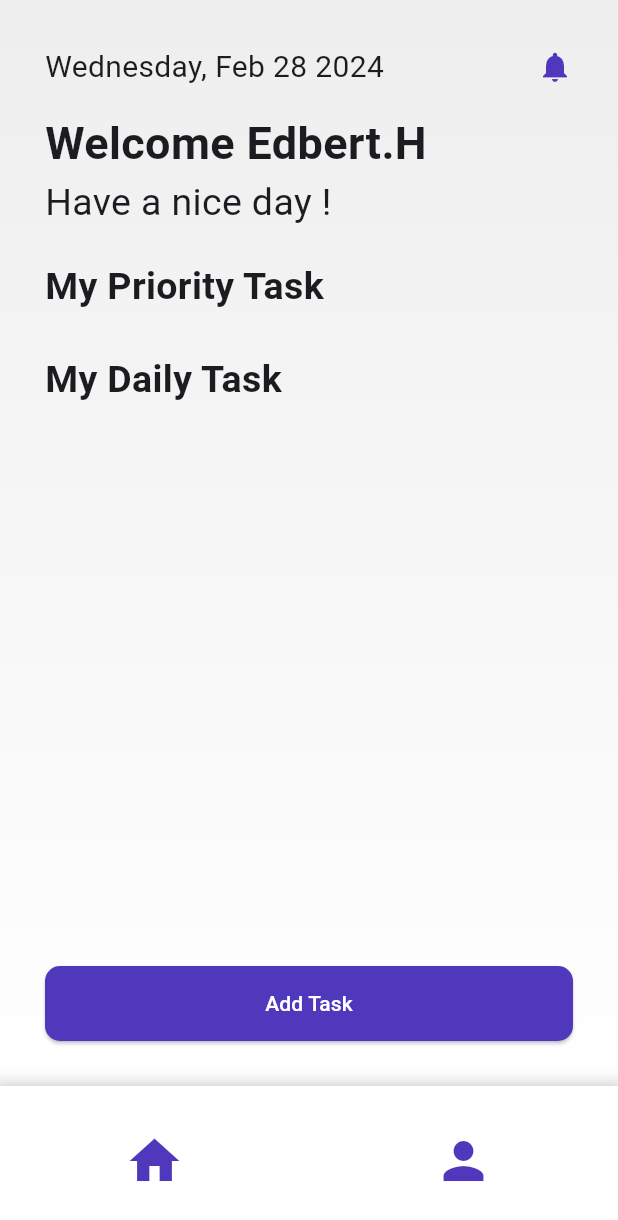
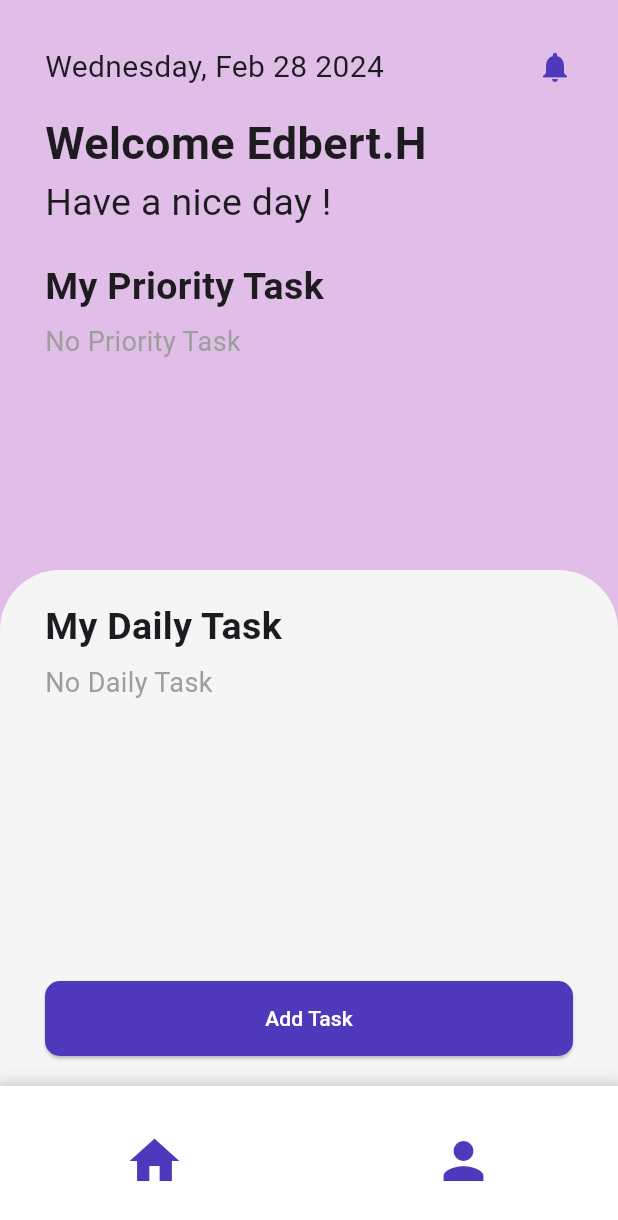
Before and after one commit to edbert2397/todo-app-flutter, a Flutter app: the screen it shows after launch, on a phone screen of 412 x 824 dp. Shown: the top 1220 px of the screen. Run offline on Flutter 3.47's test engine with Material 3 defaults, Android fonts, the phone set to English and light mode, and no system bars; our stand-ins replace font_awesome_flutter, shared_preferences.

Commit message:
change background color and modify homescreen ui

```diff
--- a/lib/home_screen.dart
+++ b/lib/home_screen.dart
@@ -70,16 +70,16 @@ class _homeScreenState extends State<homeScreen> {
   @override
   Widget build(BuildContext context) {
     return Scaffold(
-      body: Container(
+      body: SafeArea(
+        child: Container(
           decoration: BoxDecoration(
-          gradient: LinearGradient(
-            begin: Alignment.topCenter,
-            end: Alignment.bottomCenter,
-            colors: [Colors.grey.shade200,Colors.white],
+            // gradient: LinearGradient(
+            //   begin: Alignment.topCenter,
+            //   end: Alignment.bottomCenter,
+            //   colors: [Colors.grey.shade200,Colors.white],
+            // ),
+            color: Colors.purple.shade100,
           ),
-        ),
-        child: Padding(
-          padding: const EdgeInsets.symmetric(horizontal: 30,vertical: 30),
             child: Column(
 
               crossAxisAlignment: CrossAxisAlignment.start,
@@ -89,25 +89,28 @@ class _homeScreenState extends State<homeScreen> {
                 const SizedBox(height: 15),
                 buildWelcomeText(),
                 const SizedBox(height: 20,),
-                const Text("My Priority Task",
-                  style: TextStyle(
-                    fontSize: 25,
-                    fontWeight: FontWeight.bold,
+                priorityItemsList(),
+                const SizedBox(height: 15,),
+                Expanded(
+                  child: Container(
+                    padding: EdgeInsets.symmetric(horizontal: 30,vertical: 20),
+                    width: double.infinity,
+                    decoration: BoxDecoration(
+                      borderRadius: BorderRadius.only(topLeft: Radius.circular(40),topRight: Radius.circular(40)),
+                      color: Colors.grey.shade100,
                     ),
-                ),
-                const SizedBox(height: 6,),
-                priorityItems.isNotEmpty ? priorityItemsList() : Container(),
-
-                const SizedBox(height: 20,),
-                const Text("My Daily Task",
-                  style: TextStyle(
-                    fontSize: 25,
-                    fontWeight: FontWeight.bold,
-                  ),
-                ),
+                    child: Column(
+                      crossAxisAlignment: CrossAxisAlignment.start,
+                      children: [
                         dailyTaskList(),
                         const SizedBox(height: 25,),
                         buildAddTaskSection(),
+                      ]
+
+                    )
+
+                  ),
+                )
 
               ],
             ),
@@ -117,17 +120,22 @@ class _homeScreenState extends State<homeScreen> {
     );
   }
 
-  Row buildTopBar() {
-    return Row(
+  Padding buildTopBar() {
+    return Padding(
+      padding: const EdgeInsets.only(left: 30,right: 30,top: 30),
+      child: Row(
         children: [
           timeDisplay(),
           const Spacer(),
           const Icon(Icons.notifications,color: Color(0xff5038BC),)
         ],
+      ),
     );
   }
-  Column buildWelcomeText(){
-    return const Column(
+  Padding buildWelcomeText(){
+    return Padding(
+      padding: const EdgeInsets.symmetric(horizontal:30.0),
+      child: const Column(
         crossAxisAlignment: CrossAxisAlignment.start,
         children: [
           Text("Welcome Edbert.H",
@@ -143,12 +151,26 @@ class _homeScreenState extends State<homeScreen> {
             ),
           ),
         ],
+      ),
     );
   }
-  SizedBox priorityItemsList() {
-    return SizedBox(
+  Padding priorityItemsList() {
+    return Padding(
+      padding: const EdgeInsets.symmetric(horizontal:30.0),
+      child: Column(
+        crossAxisAlignment: CrossAxisAlignment.start,
+        children: [
+          const Text("My Priority Task",
+                      style: TextStyle(
+                        fontSize: 25,
+                        fontWeight: FontWeight.bold,
+                      ),
+                    ),
+          SizedBox(height: 6,),
+            SizedBox(
               height: 150,
-      child: ListView.builder(
+              child: priorityItems.length > 0 ?
+                ListView.builder(
                   scrollDirection: Axis.horizontal,
                   itemCount: priorityItems.length,
                   itemBuilder: (BuildContext context, int index) {
@@ -235,12 +257,36 @@ class _homeScreenState extends State<homeScreen> {
                       ),
                     );
                   },
+                ) :
+                Container(
+                  child: Text(
+                    "No Priority Task",
+                    style: const TextStyle(
+                      color: Colors.grey,
+                      fontSize: 18,
+                    ),
+                  ),
+                ),
+            )
+        ],
       ),
     );
   }
 
   Expanded dailyTaskList() {
     return Expanded(
+      child:
+        Column(
+          crossAxisAlignment: CrossAxisAlignment.start,
+          children: [
+            const Text("My Daily Task",
+              style: TextStyle(
+                fontSize: 25,
+                fontWeight: FontWeight.bold,
+              ),
+            ),
+            SizedBox(height: 6,),
+            dailyItems.length > 0 ? Expanded(
               child: ListView.builder(
                 itemCount: dailyItems.length,
                 itemBuilder: (context,index){
@@ -349,6 +395,17 @@ class _homeScreenState extends State<homeScreen> {
                 }
 
               ),
+            ):Container(
+              child: Text(
+                "No Daily Task",
+                style: const TextStyle(
+                  color: Colors.grey,
+                  fontSize: 18,
+                ),
+              ),
+            )
+          ],
+        )
       );
   }
   SizedBox buildAddTaskSection(){
```
Lines whose indentation alone changed are shown as unchanged.
